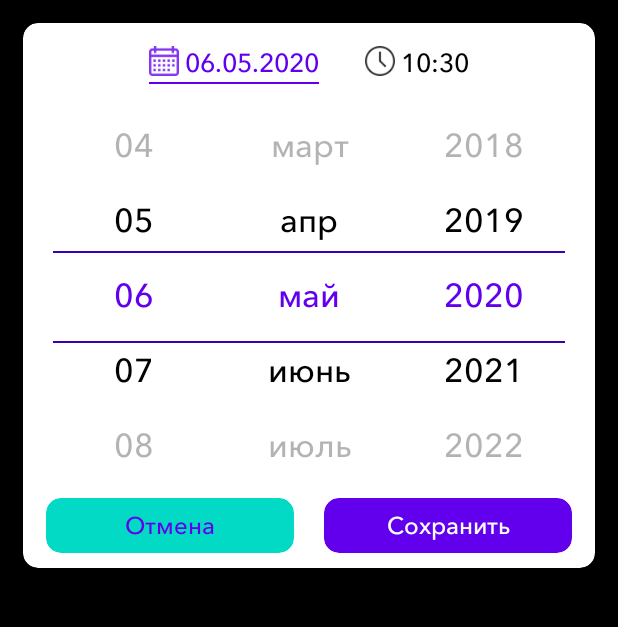
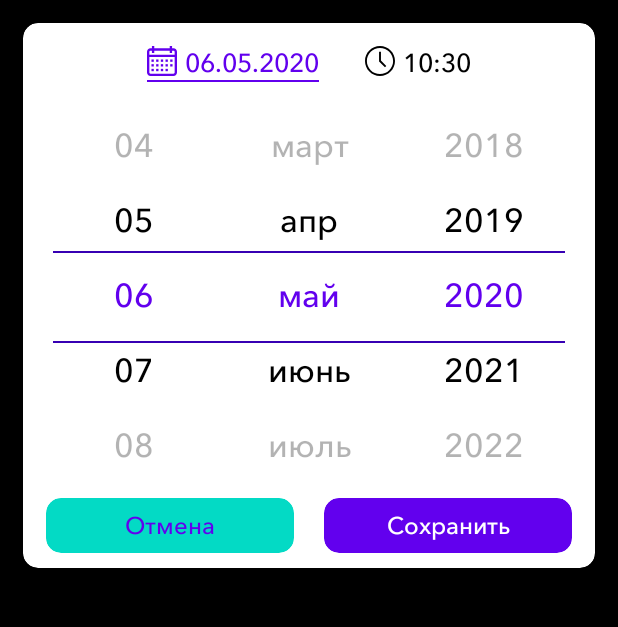
Before and after one commit to e5unknown/DateTimePicker, an Android app: the screen it shows after launch (MainActivity), on a phone screen of 412 x 824 dp, the part 84-711 px from its top. Run offline under Robolectric (Android 15) with nearby library versions, the phone set to English and light mode, and no system bars.

Commit message:
minor fixes

```diff
--- a/app/src/main/java/com/dev420/datetimepicker/MainActivity.java
+++ b/app/src/main/java/com/dev420/datetimepicker/MainActivity.java
@@ -8,12 +8,9 @@ import androidx.recyclerview.widget.LinearSnapHelper;
 import androidx.recyclerview.widget.RecyclerView;
 import androidx.recyclerview.widget.SnapHelper;
 
-import android.content.Context;
-import android.media.AudioManager;
-import android.media.MediaPlayer;
 import android.os.Bundle;
-import android.provider.Settings;
-import android.util.Log;
+import android.os.Handler;
+import android.view.SoundEffectConstants;
 import android.view.View;
 import android.widget.ImageView;
 import android.widget.LinearLayout;
@@ -61,6 +58,13 @@ public class MainActivity extends AppCompatActivity {
     private CardView buttonCancel;
     private CardView buttonSave;
 
+    //костыли или реализация щелчков
+    private int currentMinPosition;
+    private int currentHourPosition;
+    private int currentDayPosition;
+    private int currentMonthPosition;
+    private int currentYearPosition;
+
     @Override
     protected void onCreate(Bundle savedInstanceState) {
         super.onCreate(savedInstanceState);
@@ -68,8 +72,14 @@ public class MainActivity extends AppCompatActivity {
         initUI();
         initDateAndTimeData();
         setCurrentDateAndTime();
+        Handler handler = new Handler();
+        //Костыли, чтобы при прокручивании пикера до текущего времени не производилась куча щелчков
+        handler.postDelayed(new Runnable() {
+            @Override
+            public void run() {
                 setRVScrollListeners();
-        setSnapSound();
+            }
+        }, 500);
     }
 
 
@@ -86,7 +96,6 @@ public class MainActivity extends AppCompatActivity {
         rvYear.scrollToPosition(currentYear - startYearInArray);
         yearAdapter.changeItemAppearance(currentYear - startYearInArray);
         int currentMonth = calendar.get(Calendar.MONTH) + 1;
-        Log.i("WTF", currentMonth + "");
         rvMonth.scrollToPosition(currentMonth - 1);
         monthAdapter.changeItemAppearance(currentMonth - 1);
         generateDaysArray(currentMonth, currentYear);
@@ -97,16 +106,6 @@ public class MainActivity extends AppCompatActivity {
         tvTime.setText(String.format(Locale.getDefault(), "%02d:%02d", currentHour, currentMinute));
     }
 
-    //Устанавливаем звуки щелчков на перелистывание. Может, есть и лучший вариант, чем втыкать
-    //в каждый am в каждый адаптер, пока лучший из придуманных мной.
-    private void setSnapSound() {
-        AudioManager am = (AudioManager) getSystemService(Context.AUDIO_SERVICE);
-        minuteAdapter.setSnapSound(am);
-        hourAdapter.setSnapSound(am);
-        dayAdapter.setSnapSound(am);
-        monthAdapter.setSnapSound(am);
-        yearAdapter.setSnapSound(am);
-    }
 
     private void initUI() {
         llDate = findViewById(R.id.llDate);
@@ -215,6 +214,12 @@ public class MainActivity extends AppCompatActivity {
         hourAdapter.setData(hours);
         minuteAdapter.setData(minutes);
         generateDaysArray(0, 2020);
+        //init костыли
+        currentMinPosition = 0;
+        currentHourPosition = 0;
+        currentDayPosition = 0;
+        currentMonthPosition = 0;
+        currentYearPosition = 0;
     }
 
     public void resetDaysArray() {
@@ -222,7 +227,6 @@ public class MainActivity extends AppCompatActivity {
         int monthPosition = monthLM.findFirstCompletelyVisibleItemPosition();
         //к выдаче по годам добавим 2, чтобы учесть 2 пустых элемента в массиве и получить верный год
         int yearPosition = yearLM.findFirstCompletelyVisibleItemPosition() + 2;
-        Log.i("WTF", yearPosition + "");
         int year = Integer.parseInt(years.get(yearPosition));
         generateDaysArray(monthPosition, year);
     }
@@ -261,7 +265,11 @@ public class MainActivity extends AppCompatActivity {
             public void onScrolled(@NonNull RecyclerView recyclerView, int dx, int dy) {
                 super.onScrolled(recyclerView, dx, dy);
                 int firstVisible = dayLM.findFirstCompletelyVisibleItemPosition();
+                if (currentDayPosition != firstVisible){
+                    currentDayPosition = firstVisible;
                     dayAdapter.changeItemAppearance(firstVisible);
+                    recyclerView.playSoundEffect(SoundEffectConstants.CLICK);
+                }
             }
         });
 
@@ -277,8 +285,11 @@ public class MainActivity extends AppCompatActivity {
             public void onScrolled(@NonNull RecyclerView recyclerView, int dx, int dy) {
                 super.onScrolled(recyclerView, dx, dy);
                 int firstVisible = monthLM.findFirstCompletelyVisibleItemPosition();
+                if (currentMonthPosition != firstVisible){
+                    currentMonthPosition = firstVisible;
                     monthAdapter.changeItemAppearance(firstVisible);
-
+                    recyclerView.playSoundEffect(SoundEffectConstants.CLICK);
+                }
             }
         });
 
@@ -295,7 +306,11 @@ public class MainActivity extends AppCompatActivity {
             public void onScrolled(@NonNull RecyclerView recyclerView, int dx, int dy) {
                 super.onScrolled(recyclerView, dx, dy);
                 int firstVisible = yearLM.findFirstCompletelyVisibleItemPosition();
+                if (currentYearPosition != firstVisible){
+                    currentYearPosition = firstVisible;
                     yearAdapter.changeItemAppearance(firstVisible);
+                    recyclerView.playSoundEffect(SoundEffectConstants.CLICK);
+                }
             }
         });
 
@@ -304,16 +319,25 @@ public class MainActivity extends AppCompatActivity {
             public void onScrolled(@NonNull RecyclerView recyclerView, int dx, int dy) {
                 super.onScrolled(recyclerView, dx, dy);
                 int firstVisible = hourLM.findFirstCompletelyVisibleItemPosition();
+                if (currentHourPosition != firstVisible){
+                    currentHourPosition = firstVisible;
                     hourAdapter.changeItemAppearance(firstVisible);
+                    recyclerView.playSoundEffect(SoundEffectConstants.CLICK);
+                }
             }
         });
+
 
         rvMinute.addOnScrollListener(new RecyclerView.OnScrollListener() {
             @Override
             public void onScrolled(@NonNull RecyclerView recyclerView, int dx, int dy) {
                 super.onScrolled(recyclerView, dx, dy);
                 int firstVisible = minuteLM.findFirstCompletelyVisibleItemPosition();
+                if (currentMinPosition != firstVisible){
+                    currentMinPosition = firstVisible;
                     minuteAdapter.changeItemAppearance(firstVisible);
+                    recyclerView.playSoundEffect(SoundEffectConstants.CLICK);
+                }
             }
         });
     }
@@ -360,6 +384,5 @@ public class MainActivity extends AppCompatActivity {
         }
         minutes.add("");
         minutes.add("");
-
     }
 }
--- a/app/src/main/java/com/dev420/datetimepicker/PickerAdapter.java
+++ b/app/src/main/java/com/dev420/datetimepicker/PickerAdapter.java
@@ -1,7 +1,5 @@
 package com.dev420.datetimepicker;
 
-import android.content.Context;
-import android.media.AudioManager;
 import android.view.LayoutInflater;
 import android.view.View;
 import android.view.ViewGroup;
@@ -12,22 +10,13 @@ import androidx.recyclerview.widget.RecyclerView;
 
 import java.util.ArrayList;
 
-import static com.dev420.datetimepicker.R.color.colorPrimary;
-
 public class PickerAdapter extends RecyclerView.Adapter<PickerAdapter.PickerViewHolder> {
 
     private ArrayList<String> data;
     private int firstVisible = 0;
-    private AudioManager am;
 
     public PickerAdapter() {
         this.data = new ArrayList<>();
-    }
-
-    //устанавливает звуки щелчков
-    public void setSnapSound(AudioManager am) {
-        this.am = am;
-        float vol = 0.5f;
     }
 
     public ArrayList<String> getData() {
@@ -49,15 +38,15 @@ public class PickerAdapter extends RecyclerView.Adapter<PickerAdapter.PickerView
     @Override
     public void onBindViewHolder(@NonNull PickerViewHolder holder, int position) {
         holder.tvDateOrTimeItem.setText(data.get(position));
-        if (position == firstVisible || position == firstVisible+4){
+        if (position == firstVisible || position == firstVisible + 4) {
             holder.tvDateOrTimeItem.setAlpha(0.3f);
             holder.tvDateOrTimeItem.setTextColor(holder.itemView.getResources().getColor(R.color.textColorPrimary));
         }
-        if (position == firstVisible+1 || position == firstVisible+3){
+        if (position == firstVisible + 1 || position == firstVisible + 3) {
             holder.tvDateOrTimeItem.setAlpha(1f);
             holder.tvDateOrTimeItem.setTextColor(holder.itemView.getResources().getColor(R.color.textColorPrimary));
         }
-        if (position == firstVisible+2){
+        if (position == firstVisible + 2) {
             holder.tvDateOrTimeItem.setAlpha(1f);
             holder.tvDateOrTimeItem.setTextColor(holder.itemView.getResources().getColor(R.color.colorPrimary));
         }
@@ -72,15 +61,14 @@ public class PickerAdapter extends RecyclerView.Adapter<PickerAdapter.PickerView
     public void changeItemAppearance(int position) {
         if (firstVisible != position) {
             firstVisible = position;
+            notifyItemChanged(firstVisible);
             notifyDataSetChanged();
-            if (am != null) {
-                am.playSoundEffect(AudioManager.FX_KEY_CLICK);
-            }
         }
     }
 
-    class PickerViewHolder extends RecyclerView.ViewHolder{
+    class PickerViewHolder extends RecyclerView.ViewHolder {
         private TextView tvDateOrTimeItem;
+
         private PickerViewHolder(@NonNull View itemView) {
             super(itemView);
             tvDateOrTimeItem = itemView.findViewById(R.id.tvDateOrTimeItem);
--- a/app/src/main/res/drawable/bottom_border.xml
+++ b/app/src/main/res/drawable/bottom_border.xml
@@ -1,7 +1,7 @@
 <?xml version="1.0" encoding="utf-8"?>
 <layer-list xmlns:android="http://schemas.android.com/apk/res/android">
 <item
-    android:bottom="1dp"
+    android:bottom="2dp"
     android:top="-2dp"
     android:left="-2dp"
     android:right="-2dp">
--- /dev/null
+++ b/app/src/main/res/drawable/ic_calendar.xml
@@ -0,0 +1,51 @@
+<vector xmlns:android="http://schemas.android.com/apk/res/android"
+    android:width="512dp"
+    android:height="512dp"
+    android:viewportWidth="512"
+    android:viewportHeight="512">
+  <path
+      android:fillColor="#FF000000"
+      android:pathData="M452,40h-24V0h-40v40H124V0H84v40H60C26.916,40 0,66.916 0,100v352c0,33.084 26.916,60 60,60h392c33.084,0 60,-26.916 60,-60V100C512,66.916 485.084,40 452,40zM472,452c0,11.028 -8.972,20 -20,20H60c-11.028,0 -20,-8.972 -20,-20V188h432V452zM472,148H40v-48c0,-11.028 8.972,-20 20,-20h24v40h40V80h264v40h40V80h24c11.028,0 20,8.972 20,20V148z"/>
+  <path
+      android:fillColor="#FF000000"
+      android:pathData="M76,230h40v40h-40z"/>
+  <path
+      android:fillColor="#FF000000"
+      android:pathData="M156,230h40v40h-40z"/>
+  <path
+      android:fillColor="#FF000000"
+      android:pathData="M236,230h40v40h-40z"/>
+  <path
+      android:fillColor="#FF000000"
+      android:pathData="M316,230h40v40h-40z"/>
+  <path
+      android:fillColor="#FF000000"
+      android:pathData="M396,230h40v40h-40z"/>
+  <path
+      android:fillColor="#FF000000"
+      android:pathData="M76,310h40v40h-40z"/>
+  <path
+      android:fillColor="#FF000000"
+      android:pathData="M156,310h40v40h-40z"/>
+  <path
+      android:fillColor="#FF000000"
+      android:pathData="M236,310h40v40h-40z"/>
+  <path
+      android:fillColor="#FF000000"
+      android:pathData="M316,310h40v40h-40z"/>
+  <path
+      android:fillColor="#FF000000"
+      android:pathData="M76,390h40v40h-40z"/>
+  <path
+      android:fillColor="#FF000000"
+      android:pathData="M156,390h40v40h-40z"/>
+  <path
+      android:fillColor="#FF000000"
+      android:pathData="M236,390h40v40h-40z"/>
+  <path
+      android:fillColor="#FF000000"
+      android:pathData="M316,390h40v40h-40z"/>
+  <path
+      android:fillColor="#FF000000"
+      android:pathData="M396,310h40v40h-40z"/>
+</vector>
--- /dev/null
+++ b/app/src/main/res/drawable/ic_clock.xml
@@ -0,0 +1,12 @@
+<vector xmlns:android="http://schemas.android.com/apk/res/android"
+    android:width="512dp"
+    android:height="512dp"
+    android:viewportWidth="443.294"
+    android:viewportHeight="443.294">
+  <path
+      android:fillColor="#FF000000"
+      android:pathData="m221.647,0c-122.214,0 -221.647,99.433 -221.647,221.647s99.433,221.647 221.647,221.647 221.647,-99.433 221.647,-221.647 -99.433,-221.647 -221.647,-221.647zM221.647,415.588c-106.941,0 -193.941,-87 -193.941,-193.941s87,-193.941 193.941,-193.941 193.941,87 193.941,193.941 -87,193.941 -193.941,193.941z"/>
+  <path
+      android:fillColor="#FF000000"
+      android:pathData="m235.5,83.118h-27.706v144.265l87.176,87.176 19.589,-19.589 -79.059,-79.059z"/>
+</vector>
--- a/app/src/main/res/layout/activity_main.xml
+++ b/app/src/main/res/layout/activity_main.xml
@@ -49,7 +49,7 @@
                         android:id="@+id/tvDate"
                         android:layout_width="wrap_content"
                         android:layout_height="wrap_content"
-                        android:layout_marginStart="4dp"
+                        android:layout_marginStart="5dp"
                         android:fontFamily="@font/avenir_next_medium"
                         android:gravity="center_vertical"
                         android:paddingBottom="4dp"
@@ -70,14 +70,13 @@
                         android:id="@+id/ivTime"
                         android:layout_width="20dp"
                         android:layout_height="20dp"
-                        android:src="@drawable/ic_clock"
-                        android:tint="@color/textColorPrimary" />
+                        android:src="@drawable/ic_clock" />
 
                     <TextView
                         android:id="@+id/tvTime"
                         android:layout_width="wrap_content"
                         android:layout_height="wrap_content"
-                        android:layout_marginStart="4dp"
+                        android:layout_marginStart="5dp"
                         android:fontFamily="@font/avenir_next_medium"
                         android:gravity="center_vertical"
                         android:paddingBottom="4dp"
```
Also changed, not shown: app/src/main/res/drawable-hdpi/ic_calendar.png (deleted), app/src/main/res/drawable-hdpi/ic_clock.png (deleted), app/src/main/res/drawable-mdpi/ic_calendar.png (deleted), app/src/main/res/drawable-mdpi/ic_clock.png (deleted), app/src/main/res/drawable-xhdpi/ic_calendar.png (deleted), app/src/main/res/drawable-xhdpi/ic_clock.png (deleted), app/src/main/res/drawable-xxhdpi/ic_calendar.png (deleted), app/src/main/res/drawable-xxhdpi/ic_clock.png (deleted), app/src/main/res/drawable-xxxhdpi/ic_calendar.png (deleted), app/src/main/res/drawable-xxxhdpi/ic_clock.png (deleted), 1 other file. Lines whose indentation alone changed are shown as unchanged.
